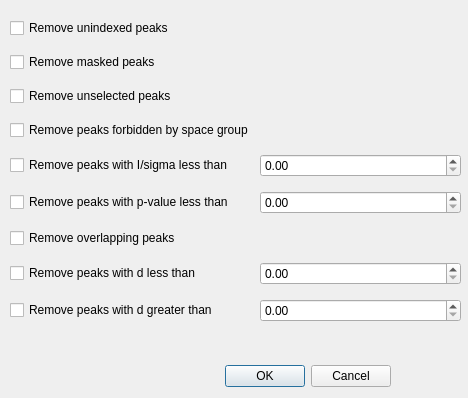
Old version of the form apps/nsxqt/ui/PeakFilterDialog.ui in the repository k61n/openhkl.
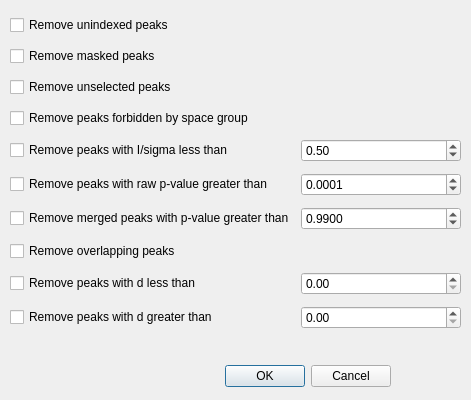
New version of the form.

Commit message: begin implementing merged p value filter

Diff of the .ui file:
```diff
--- a/apps/nsxqt/ui/PeakFilterDialog.ui
+++ b/apps/nsxqt/ui/PeakFilterDialog.ui
@@ -6,8 +6,8 @@
    <rect>
     <x>0</x>
     <y>0</y>
-    <width>468</width>
-    <height>398</height>
+    <width>471</width>
+    <height>400</height>
    </rect>
   </property>
   <property name="windowTitle">
@@ -35,21 +35,21 @@
      <x>10</x>
      <y>10</y>
      <width>451</width>
-     <height>328</height>
+     <height>331</height>
     </rect>
    </property>
    <layout class="QGridLayout" name="gridLayout">
     <item row="5" column="0">
      <widget class="QCheckBox" name="checkPValue">
       <property name="text">
-       <string>Remove peaks with p-value less than</string>
+       <string>Remove peaks with raw p-value greater than</string>
       </property>
      </widget>
     </item>
-    <item row="8" column="2">
+    <item row="9" column="2">
      <widget class="QDoubleSpinBox" name="spinBoxDmax"/>
     </item>
-    <item row="7" column="0">
+    <item row="8" column="0">
      <widget class="QCheckBox" name="checkDmin">
       <property name="text">
        <string>Remove peaks with d less than</string>
@@ -63,7 +63,7 @@
       </property>
      </widget>
     </item>
-    <item row="8" column="0">
+    <item row="9" column="0">
      <widget class="QCheckBox" name="checkDmax">
       <property name="text">
        <string>Remove peaks with d greater than</string>
@@ -71,15 +71,41 @@
      </widget>
     </item>
     <item row="4" column="2">
-     <widget class="QDoubleSpinBox" name="spinBoxIsigma"/>
+     <widget class="QDoubleSpinBox" name="spinBoxIsigma">
+      <property name="maximum">
+       <double>1000.000000000000000</double>
+      </property>
+      <property name="singleStep">
+       <double>0.010000000000000</double>
+      </property>
+      <property name="value">
+       <double>0.500000000000000</double>
+      </property>
+     </widget>
     </item>
-    <item row="6" column="0">
+    <item row="5" column="2">
+     <widget class="QDoubleSpinBox" name="spinBoxPValue">
+      <property name="decimals">
+       <number>4</number>
+      </property>
+      <property name="singleStep">
+       <double>0.000100000000000</double>
+      </property>
+      <property name="value">
+       <double>0.000100000000000</double>
+      </property>
+     </widget>
+    </item>
+    <item row="7" column="0">
      <widget class="QCheckBox" name="checkOverlapping">
       <property name="text">
        <string>Remove overlapping peaks</string>
       </property>
      </widget>
     </item>
+    <item row="8" column="2">
+     <widget class="QDoubleSpinBox" name="spinBoxDmin"/>
+    </item>
     <item row="4" column="0">
      <widget class="QCheckBox" name="checkIsigma">
       <property name="text">
@@ -87,12 +113,6 @@
       </property>
      </widget>
     </item>
-    <item row="5" column="2">
-     <widget class="QDoubleSpinBox" name="spinBoxPValue"/>
-    </item>
-    <item row="7" column="2">
-     <widget class="QDoubleSpinBox" name="spinBoxDmin"/>
-    </item>
     <item row="2" column="0">
      <widget class="QCheckBox" name="checkUnselected">
       <property name="text">
@@ -114,6 +134,29 @@
       </property>
      </widget>
     </item>
+    <item row="6" column="0">
+     <widget class="QCheckBox" name="checkBoxMergedP">
+      <property name="text">
+       <string>Remove merged peaks with p-value greater than</string>
+      </property>
+     </widget>
+    </item>
+    <item row="6" column="2">
+     <widget class="QDoubleSpinBox" name="spinBoxMergedP">
+      <property name="decimals">
+       <number>4</number>
+      </property>
+      <property name="maximum">
+       <double>1.000000000000000</double>
+      </property>
+      <property name="singleStep">
+       <double>0.000100000000000</double>
+      </property>
+      <property name="value">
+       <double>0.990000000000000</double>
+      </property>
+     </widget>
+    </item>
    </layout>
   </widget>
  </widget>
```
The commit also changes 6 other files.
